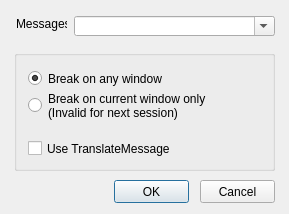
First picture: the form in src/gui/Src/Gui/MessagesBreakpoints.ui, repository x64dbg/x64dbg, before the edit.
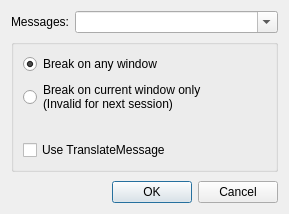
Second picture: the form after the edit. Icons and pictures are not drawn.

Patch:
```diff
--- a/src/gui/Src/Gui/MessagesBreakpoints.ui
+++ b/src/gui/Src/Gui/MessagesBreakpoints.ui
@@ -26,40 +26,39 @@
   <property name="modal">
    <bool>false</bool>
   </property>
+  <layout class="QVBoxLayout" name="verticalLayout">
+   <item>
+    <layout class="QHBoxLayout" name="horizontalLayout">
+     <item>
   <widget class="QLabel" name="lblMessages">
-   <property name="geometry">
-    <rect>
-     <x>16</x>
-     <y>16</y>
-     <width>51</width>
-     <height>16</height>
-    </rect>
-   </property>
    <property name="text">
     <string>Messages:</string>
    </property>
   </widget>
+     </item>
+     <item>
+      <widget class="QComboBox" name="cboxMessages">
+       <property name="sizePolicy">
+        <sizepolicy hsizetype="Expanding" vsizetype="Preferred">
+         <horstretch>0</horstretch>
+         <verstretch>0</verstretch>
+        </sizepolicy>
+       </property>
+       <property name="editable">
+        <bool>true</bool>
+       </property>
+      </widget>
+     </item>
+    </layout>
+   </item>
+   <item>
   <widget class="QGroupBox" name="gboxBreakpoints">
-   <property name="geometry">
-    <rect>
-     <x>14</x>
-     <y>50</y>
-     <width>261</width>
-     <height>121</height>
-    </rect>
-   </property>
    <property name="title">
     <string/>
    </property>
+     <layout class="QVBoxLayout" name="verticalLayout_2">
+      <item>
    <widget class="QRadioButton" name="rbtnBreakAny">
-    <property name="geometry">
-     <rect>
-      <x>14</x>
-      <y>20</y>
-      <width>221</width>
-      <height>17</height>
-     </rect>
-    </property>
     <property name="text">
      <string>Break on any window</string>
     </property>
@@ -67,78 +66,83 @@
      <bool>true</bool>
     </property>
    </widget>
+      </item>
+      <item>
    <widget class="QRadioButton" name="rbtnBreakCurrent">
-    <property name="geometry">
-     <rect>
-      <x>14</x>
-      <y>40</y>
-      <width>221</width>
-      <height>31</height>
-     </rect>
-    </property>
     <property name="text">
      <string>Break on current window only 
 (Invalid for next session)</string>
     </property>
    </widget>
+      </item>
+      <item>
+       <spacer name="horizontalSpacer_2">
+        <property name="orientation">
+         <enum>Qt::Horizontal</enum>
+        </property>
+        <property name="sizeHint" stdset="0">
+         <size>
+          <width>40</width>
+          <height>20</height>
+         </size>
+        </property>
+       </spacer>
+      </item>
+      <item>
    <widget class="QCheckBox" name="chkTranslateMessage">
-    <property name="geometry">
-     <rect>
-      <x>14</x>
-      <y>90</y>
-      <width>221</width>
-      <height>17</height>
-     </rect>
-    </property>
     <property name="text">
      <string>Use TranslateMessage</string>
     </property>
    </widget>
-  </widget>
+      </item>
+     </layout>
+    </widget>
+   </item>
+   <item>
+    <spacer name="verticalSpacer">
+     <property name="orientation">
+      <enum>Qt::Vertical</enum>
+     </property>
+     <property name="sizeHint" stdset="0">
+      <size>
+       <width>20</width>
+       <height>40</height>
+      </size>
+     </property>
+    </spacer>
+   </item>
+   <item>
+    <layout class="QHBoxLayout" name="horizontalLayout_2">
+     <item>
+      <spacer name="horizontalSpacer">
+       <property name="orientation">
+        <enum>Qt::Horizontal</enum>
+       </property>
+       <property name="sizeHint" stdset="0">
+        <size>
+         <width>40</width>
+         <height>20</height>
+        </size>
+       </property>
+      </spacer>
+     </item>
+     <item>
   <widget class="QPushButton" name="btnOk">
-   <property name="geometry">
-    <rect>
-     <x>114</x>
-     <y>180</y>
-     <width>75</width>
-     <height>23</height>
-    </rect>
-   </property>
    <property name="text">
     <string>OK</string>
    </property>
   </widget>
-  <widget class="QComboBox" name="cboxMessages">
-   <property name="geometry">
-    <rect>
-     <x>74</x>
-     <y>16</y>
-     <width>201</width>
-     <height>20</height>
-    </rect>
-   </property>
-   <property name="editable">
-    <bool>true</bool>
-   </property>
-  </widget>
+     </item>
+     <item>
   <widget class="QPushButton" name="btnCancel">
-   <property name="geometry">
-    <rect>
-     <x>200</x>
-     <y>180</y>
-     <width>75</width>
-     <height>23</height>
-    </rect>
-   </property>
    <property name="text">
     <string>Cancel</string>
    </property>
   </widget>
-  <zorder>lblMessages</zorder>
-  <zorder>cboxMessages</zorder>
-  <zorder>gboxBreakpoints</zorder>
-  <zorder>btnOk</zorder>
-  <zorder>btnCancel</zorder>
+     </item>
+    </layout>
+   </item>
+  </layout>
  </widget>
  <resources>
   <include location="../../resource.qrc"/>
```
Lines whose indentation alone changed are shown as unchanged.
